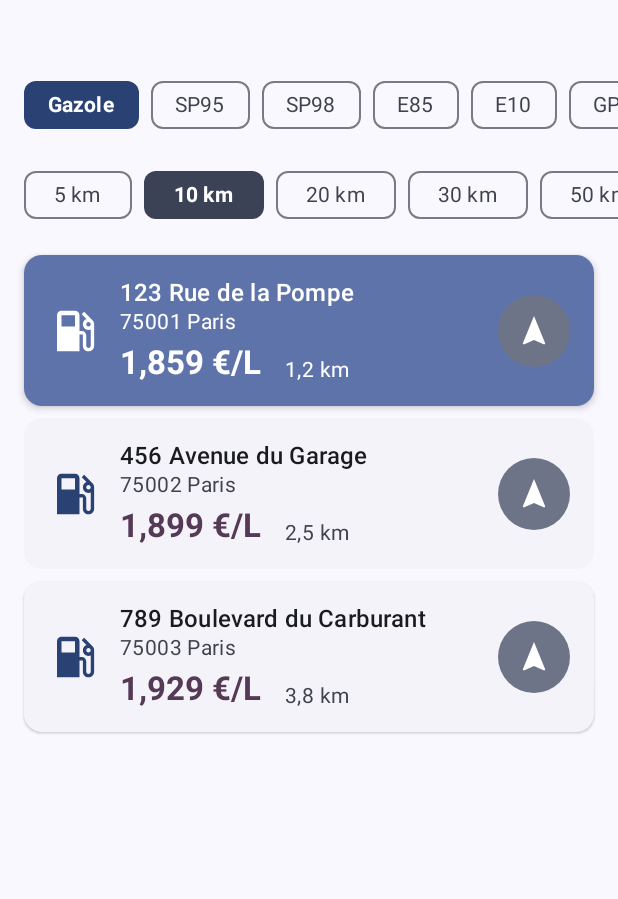
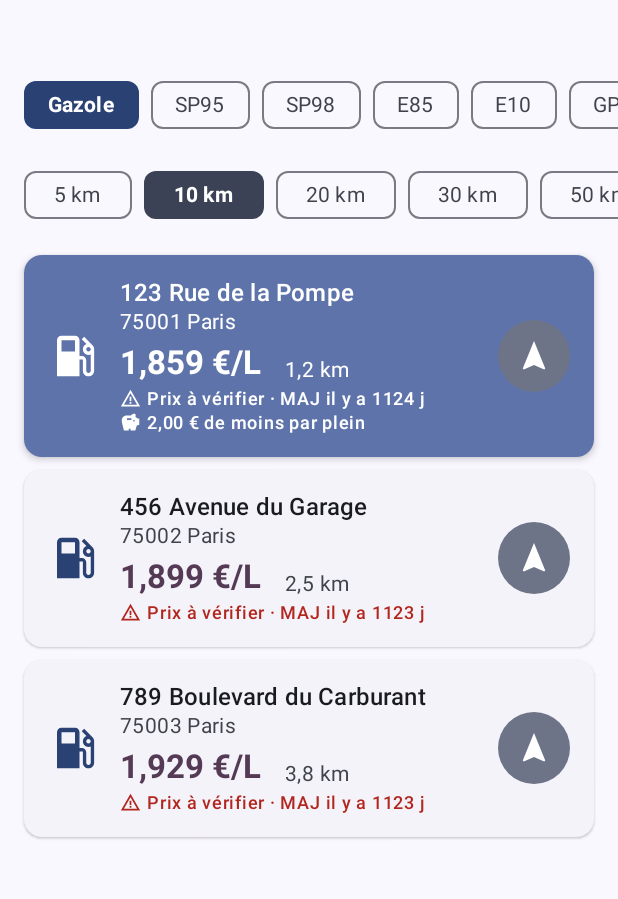
Before and after one commit to yoanmarchal/CarbuCheap, an Android app built with Jetpack Compose: the @Preview function DashboardScreenPreview, on a phone screen of 412 x 824 dp, the part 105-1004 px from its top. Run offline under Robolectric (Android 15) with nearby library versions, the phone set to English and light mode, and no system bars.

Commit message:
feat: station detail sheet, price freshness and fill-up savings
- Tap a station card to open a bottom sheet with all fuel prices,
  temporary shortages, services and 24/24 automate badge
- Show price age on cards, flag prices older than 48 h
- Show savings on a 50 L fill-up vs the median price of listed stations
- Extract record mapping into a pure StationMapper with unit tests

```diff
--- a/app/src/main/java/com/ym/carbucheap/data/model/Station.kt
+++ b/app/src/main/java/com/ym/carbucheap/data/model/Station.kt
@@ -11,5 +11,17 @@ data class Station(
     val price: Double,
     val fuelType: String,
     val distance: Double, // in km
+    val lastUpdate: String,
+    /** Every fuel sold at this station with its current price (selected fuel included). */
+    val allPrices: List<FuelPrice> = emptyList(),
+    /** Display names of fuels temporarily out of stock. */
+    val temporaryShortages: List<String> = emptyList(),
+    val services: List<String> = emptyList(),
+    val isAutomate24h: Boolean = false
+)
+
+data class FuelPrice(
+    val fuelType: FuelType,
+    val price: Double,
     val lastUpdate: String
 )
--- a/app/src/main/java/com/ym/carbucheap/data/model/StationRecord.kt
+++ b/app/src/main/java/com/ym/carbucheap/data/model/StationRecord.kt
@@ -29,6 +29,8 @@ data class StationRecord(
     @param:Json(name = "gplc_prix") val gplcPrix: Double?,
     @param:Json(name = "gplc_maj") val gplcMaj: String?,
     @param:Json(name = "carburants_disponibles") val carburantsDisponibles: List<String>?,
+    /** ";"-separated fuel names, e.g. "SP95;E10". Null when nothing is out of stock. */
+    @param:Json(name = "carburants_rupture_temporaire") val carburantsRuptureTemporaire: String? = null,
     @param:Json(name = "services_service") val services: List<String>?,
     @param:Json(name = "horaires_automate_24_24") val automate24: String?
 ) {
--- a/app/src/main/java/com/ym/carbucheap/ui/screen/DashboardScreen.kt
+++ b/app/src/main/java/com/ym/carbucheap/ui/screen/DashboardScreen.kt
@@ -44,6 +44,10 @@ import androidx.compose.material3.TopAppBarDefaults
 import androidx.compose.material3.pulltorefresh.PullToRefreshBox
 import androidx.compose.runtime.Composable
 import androidx.compose.runtime.getValue
+import androidx.compose.runtime.remember
+import androidx.compose.runtime.saveable.rememberSaveable
+import androidx.compose.runtime.mutableStateOf
+import androidx.compose.runtime.setValue
 import androidx.lifecycle.compose.collectAsStateWithLifecycle
 import androidx.compose.ui.Alignment
 import androidx.compose.ui.Alignment.Companion.CenterVertically
@@ -63,6 +67,7 @@ import com.ym.carbucheap.ui.theme.CarbuCheapTheme
 import com.ym.carbucheap.ui.viewmodel.DashboardUiState
 import com.ym.carbucheap.ui.viewmodel.DashboardViewModel
 import com.ym.carbucheap.util.IntentUtils
+import com.ym.carbucheap.util.SavingsUtils
 import com.ym.carbucheap.R
 
 // Listes stables extraites au top-level pour éviter les ré-allocations à chaque recomposition
@@ -198,6 +203,20 @@ private fun DashboardContent(
                     if (state.stations.isEmpty()) {
                         EmptyContent()
                     } else {
+                        val referencePrice = remember(state.stations) {
+                            SavingsUtils.medianPrice(state.stations)
+                        }
+                        val openNavigation: (Station) -> Unit = { station ->
+                            IntentUtils.openNavigation(
+                                context = context,
+                                latitude = station.latitude,
+                                longitude = station.longitude,
+                                label = "${station.address}, ${station.city}"
+                            )
+                        }
+                        var detailStationId by rememberSaveable { mutableStateOf<String?>(null) }
+                        val detailStation = state.stations.firstOrNull { it.id == detailStationId }
+
                         PullToRefreshBox(
                             isRefreshing = isRefreshing,
                             onRefresh = onRefresh,
@@ -214,17 +233,22 @@ private fun DashboardContent(
                                     StationCard(
                                         station = station,
                                         position = index,
-                                        onNavigateClick = {
-                                            IntentUtils.openNavigation(
-                                                context = context,
-                                                latitude = station.latitude,
-                                                longitude = station.longitude,
-                                                label = "${station.address}, ${station.city}"
-                                            )
-                                        }
+                                        savings = SavingsUtils.fullTankSavings(station.price, referencePrice),
+                                        onClick = { detailStationId = station.id },
+                                        onNavigateClick = { openNavigation(station) }
                                     )
                                 }
                             }
+                        }
+
+                        detailStation?.let { station ->
+                            StationDetailSheet(
+                                station = station,
+                                selectedFuel = state.selectedFuel,
+                                savings = SavingsUtils.fullTankSavings(station.price, referencePrice),
+                                onNavigateClick = { openNavigation(station) },
+                                onDismiss = { detailStationId = null }
+                            )
                         }
                     }
                 }
--- a/app/src/main/java/com/ym/carbucheap/ui/screen/StationCard.kt
+++ b/app/src/main/java/com/ym/carbucheap/ui/screen/StationCard.kt
@@ -12,6 +12,9 @@ import androidx.compose.foundation.layout.width
 import androidx.compose.material.icons.Icons
 import androidx.compose.material.icons.filled.LocalGasStation
 import androidx.compose.material.icons.filled.Navigation
+import androidx.compose.material.icons.filled.Savings
+import androidx.compose.material.icons.filled.Schedule
+import androidx.compose.material.icons.filled.WarningAmber
 import androidx.compose.material3.Card
 import androidx.compose.material3.CardDefaults
 import androidx.compose.material3.FilledTonalIconButton
@@ -27,12 +30,16 @@ import androidx.compose.ui.text.style.TextOverflow
 import androidx.compose.ui.unit.dp
 import com.ym.carbucheap.data.model.Station
 import com.ym.carbucheap.util.FormatUtils
+import androidx.compose.ui.graphics.Color
+import androidx.compose.ui.graphics.vector.ImageVector
 
 @Composable
 fun StationCard(
     station: Station,
     position: Int,
+    onClick: () -> Unit,
     onNavigateClick: () -> Unit,
+    savings: Double? = null,
     modifier: Modifier = Modifier
 ) {
     val isHighlighted = position == 0
@@ -46,6 +53,7 @@ fun StationCard(
     val subtextColor       = if (isHighlighted) colors.onPrimaryContainer else colors.onSurfaceVariant
 
     Card(
+        onClick = onClick,
         modifier = modifier
             .fillMaxWidth()
             .padding(horizontal = 16.dp, vertical = 4.dp),
@@ -110,6 +118,25 @@ fun StationCard(
                         modifier = Modifier.align(Alignment.Bottom)
                     )
                 }
+
+                val isStale = FormatUtils.isStale(station.lastUpdate)
+                FormatUtils.formatUpdateAge(station.lastUpdate)?.let { age ->
+                    Spacer(modifier = Modifier.height(4.dp))
+                    InfoLine(
+                        icon = if (isStale) Icons.Filled.WarningAmber else Icons.Filled.Schedule,
+                        text = if (isStale) "Prix à vérifier · $age" else age,
+                        color = if (isStale && !isHighlighted) colors.error else subtextColor
+                    )
+                }
+
+                savings?.let {
+                    Spacer(modifier = Modifier.height(2.dp))
+                    InfoLine(
+                        icon = Icons.Filled.Savings,
+                        text = "${FormatUtils.formatEuros(it)} de moins par plein",
+                        color = subtextColor
+                    )
+                }
             }
 
             Spacer(modifier = Modifier.width(8.dp))
@@ -135,3 +162,24 @@ fun StationCard(
         }
     }
 }
+
+
+@Composable
+private fun InfoLine(icon: ImageVector, text: String, color: Color) {
+    Row(verticalAlignment = Alignment.CenterVertically) {
+        Icon(
+            imageVector = icon,
+            contentDescription = null,
+            modifier = Modifier.size(14.dp),
+            tint = color
+        )
+        Spacer(modifier = Modifier.width(4.dp))
+        Text(
+            text = text,
+            style = MaterialTheme.typography.labelMedium,
+            color = color,
+            maxLines = 1,
+            overflow = TextOverflow.Ellipsis
+        )
+    }
+}
--- a/app/src/main/java/com/ym/carbucheap/util/FormatUtils.kt
+++ b/app/src/main/java/com/ym/carbucheap/util/FormatUtils.kt
@@ -1,11 +1,22 @@
 package com.ym.carbucheap.util
 
+import java.time.Duration
+import java.time.Instant
+import java.time.OffsetDateTime
+import java.time.format.DateTimeParseException
 import java.util.Locale
 
 object FormatUtils {
 
+    /** Prices older than this are flagged as possibly outdated. */
+    val STALE_THRESHOLD: Duration = Duration.ofHours(48)
+
     fun formatPrice(price: Double): String {
         return String.format(Locale.FRANCE, "%.3f €/L", price)
+    }
+
+    fun formatEuros(amount: Double): String {
+        return String.format(Locale.FRANCE, "%.2f €", amount)
     }
 
     fun formatDistance(distanceKm: Double): String {
@@ -15,4 +26,28 @@ object FormatUtils {
             String.format(Locale.FRANCE, "%.1f km", distanceKm)
         }
     }
+
+    /** Parses API timestamps such as "2026-11-12T06:55:20+00:00". */
+    fun parseUpdate(iso: String): Instant? = try {
+        if (iso.isBlank()) null else OffsetDateTime.parse(iso).toInstant()
+    } catch (e: DateTimeParseException) {
+        null
+    }
+
+    /** "MAJ il y a 3 h" style label, or null when the date is unknown. */
+    fun formatUpdateAge(iso: String, now: Instant = Instant.now()): String? {
+        val updated = parseUpdate(iso) ?: return null
+        val age = Duration.between(updated, now).coerceAtLeast(Duration.ZERO)
+        return when {
+            age.toMinutes() < 1 -> "MAJ à l'instant"
+            age.toHours() < 1 -> "MAJ il y a ${age.toMinutes()} min"
+            age.toDays() < 1 -> "MAJ il y a ${age.toHours()} h"
+            else -> "MAJ il y a ${age.toDays()} j"
+        }
+    }
+
+    fun isStale(iso: String, now: Instant = Instant.now()): Boolean {
+        val updated = parseUpdate(iso) ?: return false
+        return Duration.between(updated, now) > STALE_THRESHOLD
+    }
 }
--- /dev/null
+++ b/app/src/main/java/com/ym/carbucheap/util/SavingsUtils.kt
@@ -0,0 +1,34 @@
+package com.ym.carbucheap.util
+
+import com.ym.carbucheap.data.model.Station
+
+object SavingsUtils {
+
+    const val FULL_TANK_LITERS = 50.0
+
+    /**
+     * Median price of the listed stations, used as the "typical price around here" reference.
+     * The median (not the nearest station or the mean) so that a single overpriced
+     * station nearby does not inflate the displayed savings.
+     */
+    fun medianPrice(stations: List<Station>): Double? {
+        if (stations.isEmpty()) return null
+        val sorted = stations.map { it.price }.sorted()
+        val mid = sorted.size / 2
+        return if (sorted.size % 2 == 1) sorted[mid] else (sorted[mid - 1] + sorted[mid]) / 2
+    }
+
+    /**
+     * Money saved on a [liters] fill-up compared to [referencePrice].
+     * Returns null when there is no meaningful saving (< 1 cent).
+     */
+    fun fullTankSavings(
+        price: Double,
+        referencePrice: Double?,
+        liters: Double = FULL_TANK_LITERS
+    ): Double? {
+        if (referencePrice == null) return null
+        val savings = (referencePrice - price) * liters
+        return savings.takeIf { it >= 0.01 }
+    }
+}
```
Also changed, not shown: app/src/main/java/com/ym/carbucheap/data/repository/FuelRepository.kt (+1 -30 lines), app/src/main/java/com/ym/carbucheap/data/repository/StationMapper.kt (added, +55 -0 lines), app/src/main/java/com/ym/carbucheap/ui/screen/StationDetailSheet.kt (added, +225 -0 lines), 2 other files.
